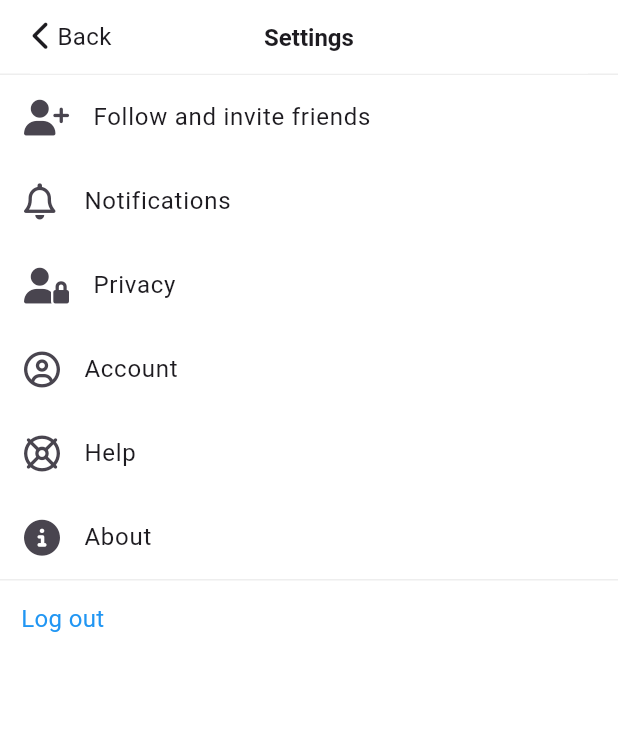
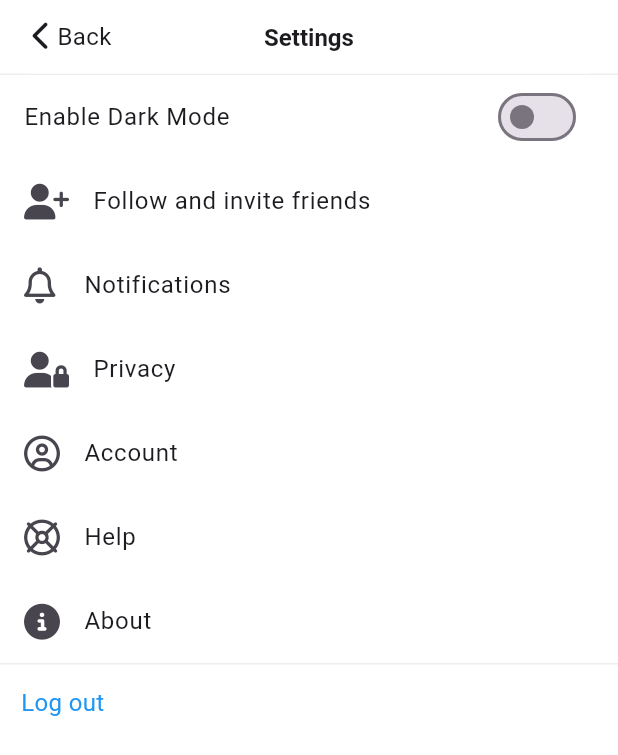
Before and after one commit to raymondanythings/try_flutter, a Flutter app: the SettingsScreen screen opened by its route, on a phone screen of 412 x 824 dp. Shown: the top 755 px of the screen. Run offline on Flutter 3.47's test engine with Material 2 defaults, Android fonts, the phone set to English and light mode, and no system bars; our stand-ins replace camera, font_awesome_flutter, go_router, image_picker, permission_handler, pin_code_fields and 1 more; accounts and stored records are empty; network calls fail.

Commit message:
[230914-D39] MVVM + Provider + Dark Mode

```diff
--- a/d2/lib/common/repositories/platform_theme_repository.dart
+++ b/d2/lib/common/repositories/platform_theme_repository.dart
@@ -1,5 +1,3 @@
-import 'package:d2/utils.dart';
-import 'package:flutter/cupertino.dart';
 import 'package:shared_preferences/shared_preferences.dart';
 
 class PlatformThemeRepository {
@@ -13,7 +11,7 @@ class PlatformThemeRepository {
     _preferences.setBool(_platformTheme, isDarkMode);
   }
 
-  bool getTheme(BuildContext context) {
-    return _preferences.getBool(_platformTheme) ?? isDarkMode(context);
+  bool? getTheme() {
+    return _preferences.getBool(_platformTheme);
   }
 }
--- a/d2/lib/common/view_models/platform_theme_vm.dart
+++ b/d2/lib/common/view_models/platform_theme_vm.dart
@@ -1,3 +1,25 @@
+import 'package:d2/common/models/platform_theme_model.dart';
+import 'package:d2/common/repositories/platform_theme_repository.dart';
 import 'package:flutter/cupertino.dart';
 
-class PlatformThemeViewModel extends ChangeNotifier {}
+class PlatformThemeViewModel extends ChangeNotifier {
+  final PlatformThemeRepository _repository;
+  final bool isSystemDark;
+
+  late final PlatformThemeModel _model = PlatformThemeModel(
+    isDarkMode: _repository.getTheme() ?? isSystemDark,
+  );
+
+  bool get isDarkMode => _model.isDarkMode;
+
+  void setTheme(bool value) {
+    _repository.setTheme(value);
+    _model.isDarkMode = value;
+    notifyListeners();
+  }
+
+  PlatformThemeViewModel(
+    this._repository,
+    this.isSystemDark,
+  );
+}
--- a/d2/lib/features/feeds/feed_screen.dart
+++ b/d2/lib/features/feeds/feed_screen.dart
@@ -1,8 +1,10 @@
+import 'package:d2/common/view_models/platform_theme_vm.dart';
 import 'package:d2/constants/gaps.dart';
 import 'package:d2/constants/sizes.dart';
 import 'package:d2/features/feeds/widgets/feed.dart';
 import 'package:d2/utils.dart';
 import 'package:flutter/material.dart';
+import 'package:provider/provider.dart';
 
 class FeedScreen extends StatelessWidget {
   const FeedScreen({super.key});
@@ -21,7 +23,9 @@ class FeedScreen extends StatelessWidget {
                 Container(
                   decoration: BoxDecoration(
                     shape: BoxShape.circle,
-                    color: isDarkMode(context) ? Colors.white : null,
+                    color: context.watch<PlatformThemeViewModel>().isDarkMode
+                        ? Colors.white
+                        : null,
                   ),
                   child: const Image(
                     width: Sizes.size52,
--- a/d2/lib/features/search/search_screen.dart
+++ b/d2/lib/features/search/search_screen.dart
@@ -1,9 +1,11 @@
+import 'package:d2/common/view_models/platform_theme_vm.dart';
 import 'package:d2/constants/sizes.dart';
 import 'package:d2/features/search/widgets/search_tile.dart';
 import 'package:d2/utils.dart';
 import 'package:flutter/cupertino.dart';
 
 import 'package:flutter/material.dart';
+import 'package:provider/provider.dart';
 
 class SearchScreen extends StatelessWidget {
   const SearchScreen({super.key});
@@ -31,7 +33,9 @@ class SearchScreen extends StatelessWidget {
             ),
             child: CupertinoSearchTextField(
               style: TextStyle(
-                color: isDarkMode(context) ? Colors.white : null,
+                color: context.watch<PlatformThemeViewModel>().isDarkMode
+                    ? Colors.white
+                    : null,
               ),
             ),
           ),
--- a/d2/lib/features/settings/privacy_screen.dart
+++ b/d2/lib/features/settings/privacy_screen.dart
@@ -1,7 +1,9 @@
+import 'package:d2/common/view_models/platform_theme_vm.dart';
 import 'package:d2/constants/sizes.dart';
 import 'package:d2/utils.dart';
 import 'package:flutter/material.dart';
 import 'package:font_awesome_flutter/font_awesome_flutter.dart';
+import 'package:provider/provider.dart';
 
 class PrivacyScreen extends StatefulWidget {
   const PrivacyScreen({super.key});
@@ -22,7 +24,7 @@ class _PrivacyScreenState extends State<PrivacyScreen> {
 
   @override
   Widget build(BuildContext context) {
-    final isDark = isDarkMode(context);
+    final isDark = context.watch<PlatformThemeViewModel>().isDarkMode;
     return Scaffold(
       appBar: PreferredSize(
         preferredSize: const Size.fromHeight(
--- a/d2/lib/features/settings/setting_screen.dart
+++ b/d2/lib/features/settings/setting_screen.dart
@@ -1,13 +1,15 @@
 import 'dart:async';
 
+import 'package:d2/common/models/platform_theme_model.dart';
+import 'package:d2/common/view_models/platform_theme_vm.dart';
 import 'package:d2/constants/sizes.dart';
-import 'package:d2/features/settings/privacy_screen.dart';
 import 'package:d2/utils.dart';
 import 'package:flutter/cupertino.dart';
 
 import 'package:flutter/material.dart';
 import 'package:font_awesome_flutter/font_awesome_flutter.dart';
 import 'package:go_router/go_router.dart';
+import 'package:provider/provider.dart';
 
 class SettingsScreen extends StatefulWidget {
   const SettingsScreen({super.key});
@@ -64,7 +66,7 @@ class _SettingsScreenState extends State<SettingsScreen> {
 
   @override
   Widget build(BuildContext context) {
-    final isDark = isDarkMode(context);
+    final isDark = context.watch<PlatformThemeViewModel>().isDarkMode;
     return Scaffold(
       appBar: PreferredSize(
         preferredSize: const Size.fromHeight(
@@ -116,6 +118,15 @@ class _SettingsScreenState extends State<SettingsScreen> {
       ),
       body: ListView(
         children: [
+          SwitchListTile.adaptive(
+            value: context.watch<PlatformThemeViewModel>().isDarkMode,
+            onChanged: (value) {
+              context.read<PlatformThemeViewModel>().setTheme(value);
+            },
+            title: const Text(
+              "Enable Dark Mode",
+            ),
+          ),
           const ListTile(
             leading: FaIcon(
               FontAwesomeIcons.userPlus,
--- a/d2/lib/features/users/users_profile_screen.dart
+++ b/d2/lib/features/users/users_profile_screen.dart
@@ -1,3 +1,4 @@
+import 'package:d2/common/view_models/platform_theme_vm.dart';
 import 'package:d2/common/views/widgets/button.dart';
 import 'package:d2/constants/gaps.dart';
 import 'package:d2/constants/sizes.dart';
@@ -7,6 +8,7 @@ import 'package:d2/utils.dart';
 import 'package:flutter/material.dart';
 import 'package:font_awesome_flutter/font_awesome_flutter.dart';
 import 'package:go_router/go_router.dart';
+import 'package:provider/provider.dart';
 
 class UserProfileSCreen extends StatefulWidget {
   const UserProfileSCreen({super.key});
@@ -258,7 +260,7 @@ class PersistentTabBar extends SliverPersistentHeaderDelegate {
   @override
   Widget build(
       BuildContext context, double shrinkOffset, bool overlapsContent) {
-    final isDark = isDarkMode(context);
+    final isDark = context.watch<PlatformThemeViewModel>().isDarkMode;
     return Container(
       decoration: BoxDecoration(
         color: isDark
--- a/d2/lib/main.dart
+++ b/d2/lib/main.dart
@@ -1,9 +1,33 @@
-import 'package:d2/tab_navigation/main_navigation.dart';
+import 'package:d2/common/repositories/platform_theme_repository.dart';
+import 'package:d2/common/view_models/platform_theme_vm.dart';
 import 'package:d2/tab_navigation/router.dart';
 import 'package:flutter/material.dart';
+import 'package:flutter/scheduler.dart';
+import 'package:provider/provider.dart';
+import 'package:shared_preferences/shared_preferences.dart';
 
-void main() {
-  runApp(const MyApp());
+void main() async {
+  WidgetsFlutterBinding.ensureInitialized();
+  final preferences = await SharedPreferences.getInstance();
+  final repository = PlatformThemeRepository(preferences);
+
+  final isDarkMode =
+      SchedulerBinding.instance.platformDispatcher.platformBrightness ==
+          Brightness.dark;
+
+  runApp(
+    MultiProvider(
+      providers: [
+        ChangeNotifierProvider(
+          create: (context) => PlatformThemeViewModel(
+            repository,
+            isDarkMode,
+          ),
+        ),
+      ],
+      child: const MyApp(),
+    ),
+  );
 }
 
 class MyApp extends StatelessWidget {
@@ -14,20 +38,9 @@ class MyApp extends StatelessWidget {
   Widget build(BuildContext context) {
     return MaterialApp.router(
       title: 'Threads',
-      theme: ThemeData(
-        textTheme: Typography.blackCupertino,
-        scaffoldBackgroundColor: Colors.white,
-        useMaterial3: true,
-        appBarTheme: const AppBarTheme(
-          backgroundColor: Colors.white,
-          surfaceTintColor: Colors.white,
-        ),
-        splashColor: Colors.transparent,
-        bottomAppBarTheme: const BottomAppBarTheme(
-          surfaceTintColor: Colors.white,
-          color: Colors.white,
-        ),
-      ),
+      theme: context.watch<PlatformThemeViewModel>().isDarkMode
+          ? Theme.dark
+          : Theme.light,
       darkTheme: ThemeData(
         textTheme: Typography.whiteCupertino,
         useMaterial3: true,
@@ -79,3 +92,68 @@ class MyApp extends StatelessWidget {
     );
   }
 }
+
+class Theme {
+  static final ThemeData light = ThemeData(
+    textTheme: Typography.blackCupertino,
+    scaffoldBackgroundColor: Colors.white,
+    useMaterial3: true,
+    appBarTheme: const AppBarTheme(
+      backgroundColor: Colors.white,
+      surfaceTintColor: Colors.white,
+    ),
+    splashColor: Colors.transparent,
+    bottomAppBarTheme: const BottomAppBarTheme(
+      surfaceTintColor: Colors.white,
+      color: Colors.white,
+    ),
+  );
+
+  static final ThemeData dark = ThemeData(
+    textTheme: Typography.whiteCupertino,
+    useMaterial3: true,
+    scaffoldBackgroundColor: const Color(
+      0xFF111111,
+    ),
+    appBarTheme: const AppBarTheme(
+      backgroundColor: Color(
+        0xFF111111,
+      ),
+      surfaceTintColor: Color(
+        0xFF111111,
+      ),
+      titleTextStyle: TextStyle(
+        color: Colors.white,
+      ),
+      iconTheme: IconThemeData(
+        color: Colors.white,
+      ),
+    ),
+    iconTheme: const IconThemeData(
+      color: Colors.white,
+    ),
+    listTileTheme: const ListTileThemeData(
+      textColor: Colors.white,
+    ),
+    tabBarTheme: const TabBarTheme(
+      labelColor: Colors.white,
+      indicator: UnderlineTabIndicator(
+        borderSide: BorderSide(
+          color: Colors.white,
+        ),
+      ),
+    ),
+    iconButtonTheme: const IconButtonThemeData(
+      style: ButtonStyle(
+        iconColor: MaterialStatePropertyAll(
+          Colors.white,
+        ),
+      ),
+    ),
+    bottomAppBarTheme: const BottomAppBarTheme(
+      color: Color(
+        0xFF111111,
+      ),
+    ),
+  );
+}
--- a/d2/lib/tab_navigation/router.dart
+++ b/d2/lib/tab_navigation/router.dart
@@ -1,46 +1,57 @@
 import 'package:d2/features/settings/privacy_screen.dart';
 import 'package:d2/features/settings/setting_screen.dart';
 import 'package:d2/tab_navigation/main_navigation.dart';
+import 'package:flutter/material.dart';
 import 'package:go_router/go_router.dart';
 
 final router = GoRouter(
   routes: [
     GoRoute(
       path: "/",
-      builder: (context, state) {
-        return const MainNavigationScreen(
-          tab: "",
+      pageBuilder: (context, state) {
+        return const MaterialPage(
+          child: MainNavigationScreen(
+            tab: "",
+          ),
         );
       },
     ),
     GoRoute(
       path: "/search",
-      builder: (context, state) {
-        return const MainNavigationScreen(
-          tab: "search",
+      pageBuilder: (context, state) {
+        return const MaterialPage(
+          child: MainNavigationScreen(
+            tab: "search",
+          ),
         );
       },
     ),
     GoRoute(
       path: "/activity",
-      builder: (context, state) {
-        return const MainNavigationScreen(
-          tab: "activity",
+      pageBuilder: (context, state) {
+        return const MaterialPage(
+          child: MainNavigationScreen(
+            tab: "activity",
+          ),
         );
       },
     ),
     GoRoute(
       path: "/profile",
-      builder: (context, state) {
-        return const MainNavigationScreen(
-          tab: "profile",
+      pageBuilder: (context, state) {
+        return const MaterialPage(
+          child: MainNavigationScreen(
+            tab: "profile",
+          ),
         );
       },
     ),
     GoRoute(
       path: "/settings",
-      builder: (context, state) {
-        return const SettingsScreen();
+      pageBuilder: (context, state) {
+        return const MaterialPage(
+          child: SettingsScreen(),
+        );
       },
       routes: [
         GoRoute(
@@ -53,21 +64,3 @@ final router = GoRouter(
     ),
   ],
 );
-// routes: [
-      //   GoRoute(
-      //     path: ":tab(home|search|activity|profile)",
-      //     builder: (context, state) {
-      //       final tab = state.params["tab"]!;
-      // return MainNavigationScreen(
-      //   tab: tab,
-      // );
-      //     },
-      //     routes: [
-      //       GoRoute(
-      //         path: "settings",
-      //         name: "settings",
-      //         builder: (context, state) => const SettingsScreen(),
-      //       ),
-      //     ],
-      //   ),
-      // ],
```
Also changed, not shown: 1 other file.
